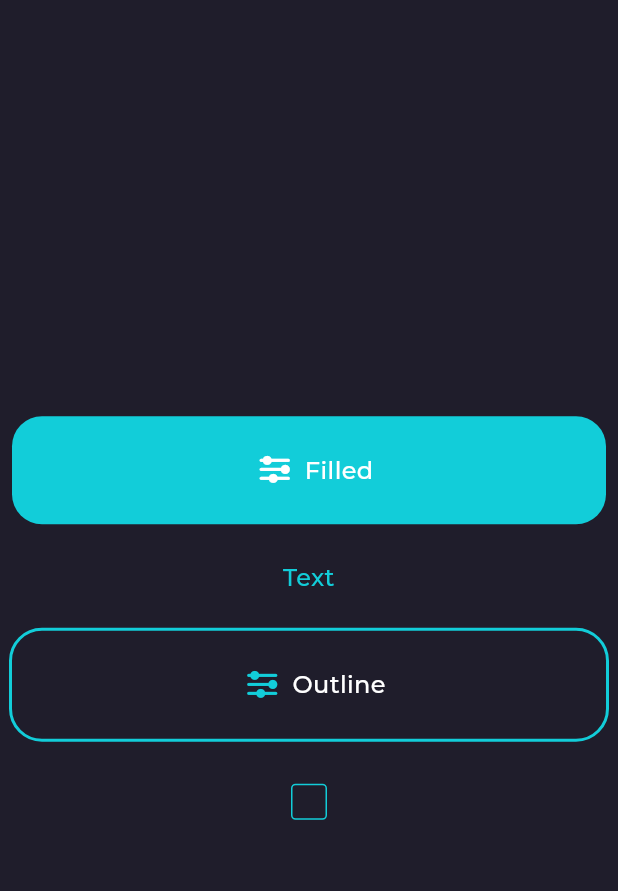
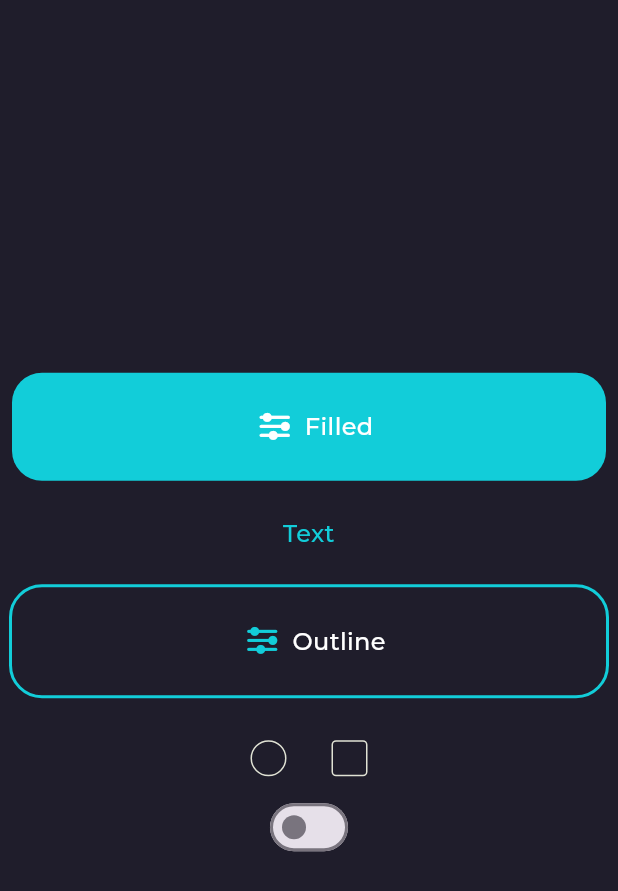
Before and after one commit to MriiKolya/cinemax_pet_project, a Flutter app: the screen it shows after launch, on a phone screen of 412 x 824 dp. Shown: the top 891 px of the screen. Run offline on Flutter 3.47's test engine with Material 3 defaults, Android fonts, the phone set to English and light mode, and no system bars; project files that could hold a hidden picture were left out.

Commit message:
refactoring check_box

```diff
--- a/client/lib/main.dart
+++ b/client/lib/main.dart
@@ -58,6 +58,20 @@ class _TestScreenState extends State<TestScreen> {
               onPressed: () {},
             ),
             const SizedBox(height: 30),
+            Row(
+              mainAxisAlignment: MainAxisAlignment.center,
+              children: [
+                CinemaxCheckBox(
+                  onChanged: () {
+                    debugPrint('object');
+                    debugPrint(value.toString());
+                    setState(() {
+                      value = !value;
+                    });
+                  },
+                  value: value,
+                ),
+                const SizedBox(width: 30),
                 CinemaxCheckBox(
                   boxShape: BoxShape.rectangle,
                   onChanged: () {
@@ -71,6 +85,10 @@ class _TestScreenState extends State<TestScreen> {
                 )
               ],
             ),
+            SizedBox(height: 10),
+            Switch(value: value, onChanged: (value) {})
+          ],
+        ),
       )),
     );
   }
--- a/ui_kit/lib/component/check_box/check_box.dart
+++ b/ui_kit/lib/component/check_box/check_box.dart
@@ -1,5 +1,5 @@
 import 'package:flutter/material.dart';
-import 'package:ui_kit/theme/color_scheme.dart';
+import 'package:ui_kit/theme/theme_context_extention.dart';
 
 class CinemaxCheckBox extends StatefulWidget {
   const CinemaxCheckBox({
@@ -60,14 +60,15 @@ class _CinemaxCheckBoxState extends State<CinemaxCheckBox>
 
   @override
   Widget build(BuildContext context) {
+    final style = context.checkBoxStyle;
     return GestureDetector(
       onTap: () {
         widget.onChanged?.call();
         _animateButton(!widget.value);
       },
       child: Container(
-          width: 24,
-          height: 24,
+          width: style.width,
+          height: style.height,
           decoration: BoxDecoration(
             shape: widget.boxShape == null
                 ? BoxShape.circle
@@ -75,12 +76,10 @@ class _CinemaxCheckBoxState extends State<CinemaxCheckBox>
                     ? BoxShape.circle
                     : BoxShape.rectangle,
             borderRadius: widget.boxShape == BoxShape.rectangle
-                ? const BorderRadius.all(Radius.circular(3))
+                ? style.borderRadius
                 : null,
-            color: Colors.transparent,
             border: Border.all(
-              color: PrimaryColor.blueAccent,
-            ),
+                color: widget.value ? style.activeColor : style.checkColor),
           ),
           clipBehavior: Clip.antiAlias,
           child: SizedBox(
@@ -93,7 +92,7 @@ class _CinemaxCheckBoxState extends State<CinemaxCheckBox>
                   scale: _scaleAnimation.value,
                   child: ClipRRect(
                     child: Padding(
-                      padding: const EdgeInsets.all(3.0),
+                      padding: style.contentPadding,
                       child: Container(
                         decoration: BoxDecoration(
                           shape: widget.boxShape == null
@@ -102,9 +101,9 @@ class _CinemaxCheckBoxState extends State<CinemaxCheckBox>
                                   ? BoxShape.circle
                                   : BoxShape.rectangle,
                           borderRadius: widget.boxShape == BoxShape.rectangle
-                              ? const BorderRadius.all(Radius.circular(3))
+                              ? style.borderRadius
                               : null,
-                          color: PrimaryColor.blueAccent,
+                          color: style.activeColor,
                         ),
                       ),
                     ),
```
Also changed, not shown: ui_kit/lib/component_style/check_box_style/check_box_style.dart (+52 -18 lines). Lines whose indentation alone changed are shown as unchanged.
